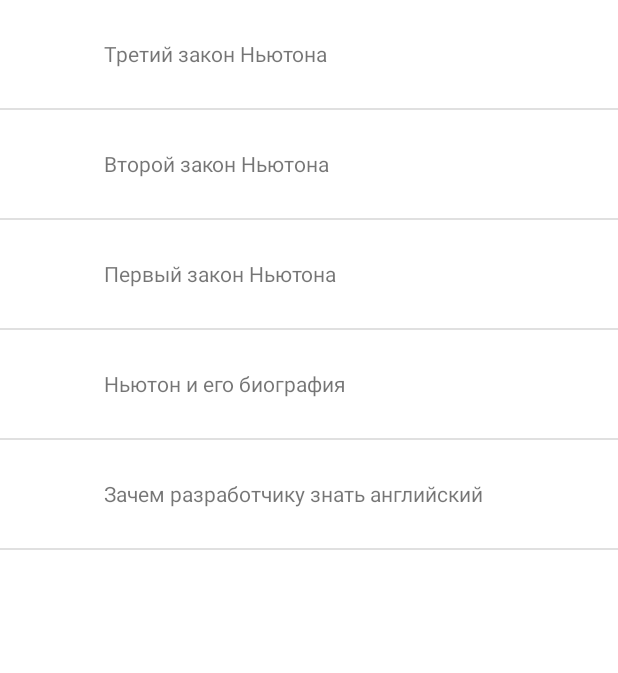
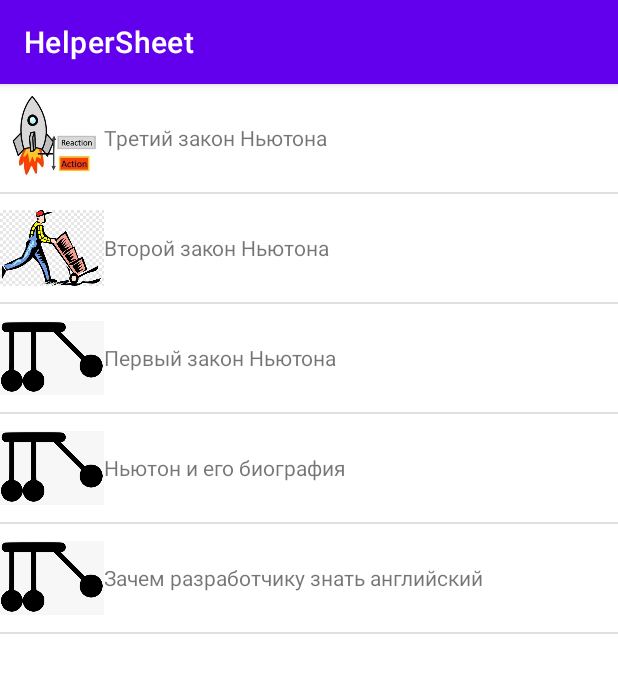
Before and after one commit to i444Valentin/HelpSheet, an Android app: the screen it shows after launch (MainActivity), on a phone screen of 412 x 824 dp. Shown: the top 673 px of the screen. Run offline under Robolectric (Android 15) with nearby library versions, the phone set to English and light mode, and no system bars.

Commit message:
ListView now shows icons where their titles are
activity_main: Added ListView

```diff
--- a/app/src/main/java/com/helpsheet/MainActivity.java
+++ b/app/src/main/java/com/helpsheet/MainActivity.java
@@ -3,34 +3,41 @@ package com.helpsheet;
 
 import android.app.ListActivity;
 import android.content.Context;
+import android.content.res.TypedArray;
 import android.os.Bundle;
 import android.view.LayoutInflater;
 import android.view.View;
 import android.view.ViewGroup;
 import android.widget.BaseAdapter;
 import android.widget.ImageView;
+import android.widget.ListView;
 import android.widget.TextView;
 
-public class MainActivity extends ListActivity {
+import androidx.appcompat.app.AppCompatActivity;
+
+public class MainActivity extends AppCompatActivity {
     HelpSheetAdapter HSAdapter;
     String[] helpSheetSings;
     int[] imageIds;
+
     @Override
     protected void onCreate(Bundle savedInstanceState) {
         super.onCreate(savedInstanceState);
         setContentView(R.layout.activity_main);
         helpSheetSings = getResources().getStringArray(R.array.helpSheetTitles);
-        imageIds = getResources().getIntArray(R.array.helpSheetTitlesIcons);
+        TypedArray typedArray = getResources().obtainTypedArray(R.array.helpSheetTitlesIcons);
+        imageIds = new int[typedArray.length()];
+        for (int i =0; i<imageIds.length;i++){
+            imageIds[i] = typedArray.getResourceId(i,0);
+        }
+        typedArray.recycle();
 
         HSAdapter = new HelpSheetAdapter(this);
-        setListAdapter(HSAdapter);
+
+        ListView listView = findViewById(R.id.list);
+        listView.setAdapter(HSAdapter);
 
     }
-
-
-
-
-
 
 
     public class HelpSheetAdapter extends BaseAdapter {
--- a/app/src/main/res/layout/activity_main.xml
+++ b/app/src/main/res/layout/activity_main.xml
@@ -3,4 +3,10 @@
     xmlns:tools="http://schemas.android.com/tools"
     android:layout_width="match_parent"
     android:layout_height="match_parent"
-    tools:context=".MainActivity"/>
+    tools:context=".MainActivity">
+
+    <ListView
+        android:id="@+id/list"
+        android:layout_width="match_parent"
+        android:layout_height="match_parent" />
+</RelativeLayout>
--- a/app/src/main/res/values/arrays.xml
+++ b/app/src/main/res/values/arrays.xml
@@ -21,11 +21,11 @@
 <!--        <item></item>-->
     </string-array>
 
-    <string-array name="helpSheetTitlesIcons">
-        <item>R.drawable.third_newton_law</item>
-        <item>R.drawable.second_newton_law</item>
-        <item>R.drawable.first_newton_law</item>
-        <item>R.drawable.newton_biography</item>
-        <item>R.drawable.english_for_developers</item>
-    </string-array>
+    <integer-array name="helpSheetTitlesIcons">
+        <item>@drawable/third_newton_law</item>
+        <item>@drawable/second_newton_law</item>
+        <item>@drawable/first_newton_law</item>
+        <item>@drawable/first_newton_law</item>
+        <item>@drawable/first_newton_law</item>
+    </integer-array>
 </resources>
```
